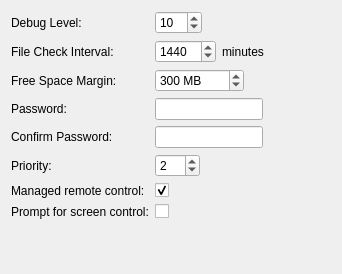
Above: FileWaveGuiLib/ClientStatusMonitorFiles/Options.ui from fw-dev/translations before the change. Below: the same form after it.
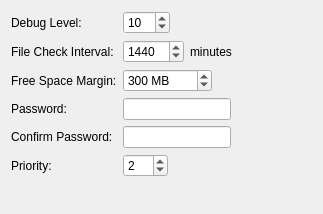
That is the form after the change.

What changed in the file:
```diff
--- a/FileWaveGuiLib/ClientStatusMonitorFiles/Options.ui
+++ b/FileWaveGuiLib/ClientStatusMonitorFiles/Options.ui
@@ -6,8 +6,8 @@
    <rect>
     <x>0</x>
     <y>0</y>
-    <width>342</width>
-    <height>274</height>
+    <width>323</width>
+    <height>214</height>
    </rect>
   </property>
   <property name="windowTitle">
@@ -139,46 +139,6 @@
      </property>
     </widget>
    </item>
-   <item row="7" column="1">
-    <widget class="QCheckBox" name="vncPromptClient">
-     <property name="toolTip">
-      <string>Prompt client when administrator requests control of screen.</string>
-     </property>
-     <property name="layoutDirection">
-      <enum>Qt::RightToLeft</enum>
-     </property>
-     <property name="text">
-      <string/>
-     </property>
-     <property name="tristate">
-      <bool>false</bool>
-     </property>
-    </widget>
-   </item>
-   <item row="7" column="0">
-    <widget class="QLabel" name="vncPromptClientLA">
-     <property name="text">
-      <string>Prompt for screen control:</string>
-     </property>
-    </widget>
-   </item>
-   <item row="6" column="0">
-    <widget class="QLabel" name="vncManagedLA">
-     <property name="text">
-      <string>Managed remote control:</string>
-     </property>
-    </widget>
-   </item>
-   <item row="6" column="1">
-    <widget class="QCheckBox" name="vncManaged">
-     <property name="text">
-      <string/>
-     </property>
-     <property name="checked">
-      <bool>true</bool>
-     </property>
-    </widget>
-   </item>
   </layout>
  </widget>
  <tabstops>
```
Left out of the diff: 2 changed lines with no effect on the pictures.
